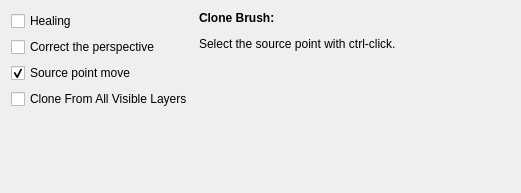
First picture: the form in krita/plugins/paintops/defaultpaintops/duplicate/wdgduplicateop.ui, repository KDE/krita, before the edit.
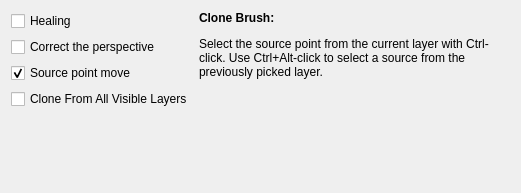
Second picture: the form after the edit.

Commit message:
Implement Ctrl+Alt-click action for Duplicate Brush
Ctrl+Click picks the source from the *currently active* layer
Ctrl+Alt+Click picks the source from layer that was *used before* (in
               the latest Ctrl+Click).

CCBUG:347961

The edit to the form file:
```diff
--- a/krita/plugins/paintops/defaultpaintops/duplicate/wdgduplicateop.ui
+++ b/krita/plugins/paintops/defaultpaintops/duplicate/wdgduplicateop.ui
@@ -79,7 +79,7 @@
         </sizepolicy>
        </property>
        <property name="text">
-        <string>&lt;html&gt;&lt;head/&gt;&lt;body&gt;&lt;p&gt;&lt;span style=&quot; font-weight:600;&quot;&gt;Clone Brush:&lt;/span&gt;&lt;/p&gt;&lt;p&gt;Select the source point with ctrl-click.&lt;/p&gt;&lt;/body&gt;&lt;/html&gt;</string>
+        <string>&lt;html&gt;&lt;head/&gt;&lt;body&gt;&lt;p&gt;&lt;span style=&quot; font-weight:600;&quot;&gt;Clone Brush:&lt;/span&gt;&lt;/p&gt;&lt;p&gt;Select the source point from the current layer with Ctrl-click. Use Ctrl+Alt-click to select a source from the previously picked layer.&lt;/p&gt;&lt;/body&gt;&lt;/html&gt;</string>
        </property>
        <property name="alignment">
         <set>Qt::AlignLeading|Qt::AlignLeft|Qt::AlignTop</set>
```
The commit also changes 1 other file.
